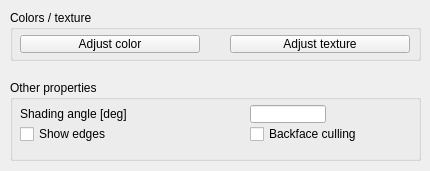
First picture: the form in ui/qdlgmultishapeedition.ui, repository CoppeliaRobotics/coppeliaSimLib, before the edit.
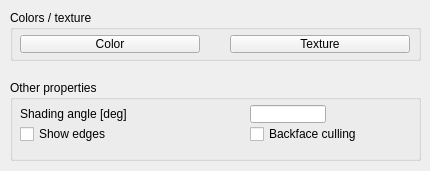
Second picture: the form after the edit.

```diff
--- a/ui/qdlgmultishapeedition.ui
+++ b/ui/qdlgmultishapeedition.ui
@@ -124,7 +124,7 @@
      <enum>Qt::StrongFocus</enum>
     </property>
     <property name="text">
-     <string>Adjust color</string>
+     <string>Color</string>
     </property>
    </widget>
    <widget class="QToolButton" name="qqTexture">
@@ -140,7 +140,7 @@
      <enum>Qt::StrongFocus</enum>
     </property>
     <property name="text">
-     <string>Adjust texture</string>
+     <string>Texture</string>
     </property>
    </widget>
   </widget>
```
